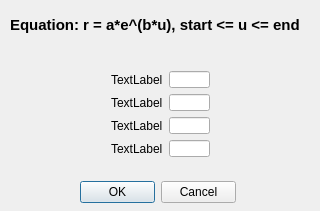
This is Qt_SimplePaint/SpiralParametersSelector.ui in NoIdeaForMyName/Qt_SimplePaint as Qt 5 draws it before an edit. The edited form follows.
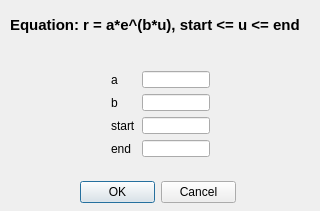
This is the edited form.

Commit message: Named parameters to enter

```diff
--- a/Qt_SimplePaint/SpiralParametersSelector.ui
+++ b/Qt_SimplePaint/SpiralParametersSelector.ui
@@ -45,7 +45,7 @@
     <set>QDialogButtonBox::Cancel|QDialogButtonBox::Ok</set>
    </property>
   </widget>
-  <widget class="QWidget" name="">
+  <widget class="QWidget" name="layoutWidget">
    <property name="geometry">
     <rect>
      <x>100</x>
@@ -58,7 +58,7 @@
     <item row="0" column="0">
      <widget class="QLabel" name="A_label">
       <property name="text">
-       <string>TextLabel</string>
+       <string>a</string>
       </property>
      </widget>
     </item>
@@ -68,7 +68,7 @@
     <item row="1" column="0">
      <widget class="QLabel" name="B_label">
       <property name="text">
-       <string>TextLabel</string>
+       <string>b</string>
       </property>
      </widget>
     </item>
@@ -78,7 +78,7 @@
     <item row="2" column="0">
      <widget class="QLabel" name="Start_label">
       <property name="text">
-       <string>TextLabel</string>
+       <string>start</string>
       </property>
      </widget>
     </item>
@@ -88,7 +88,7 @@
     <item row="3" column="0">
      <widget class="QLabel" name="End_label">
       <property name="text">
-       <string>TextLabel</string>
+       <string>end</string>
       </property>
      </widget>
     </item>
```
